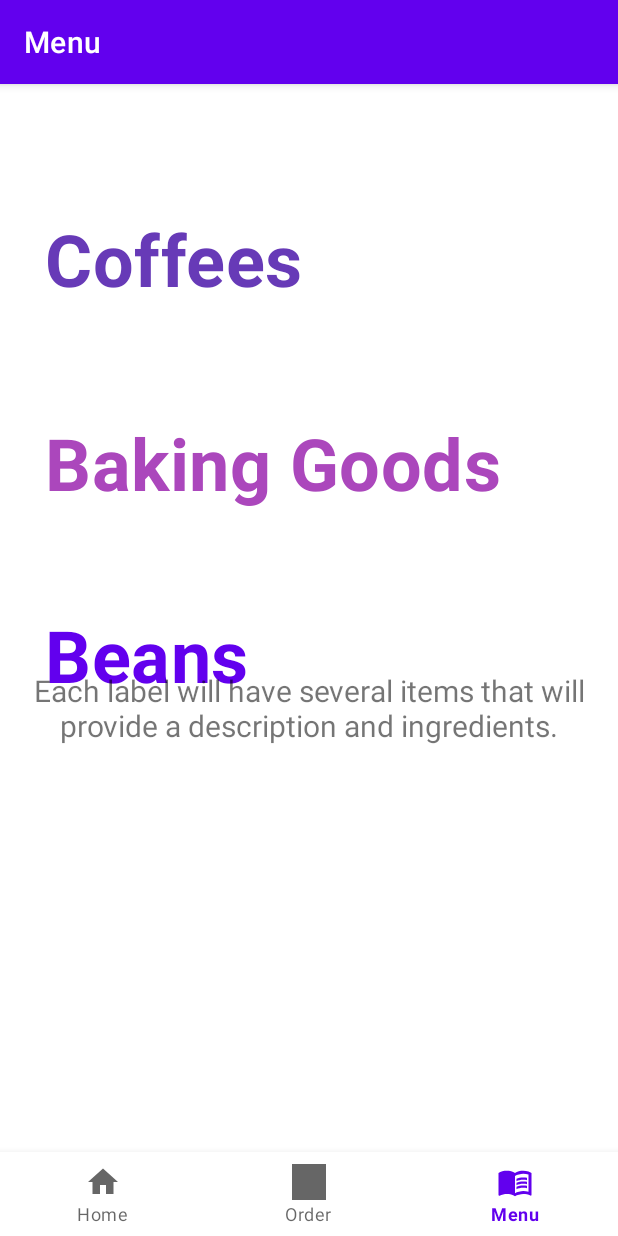
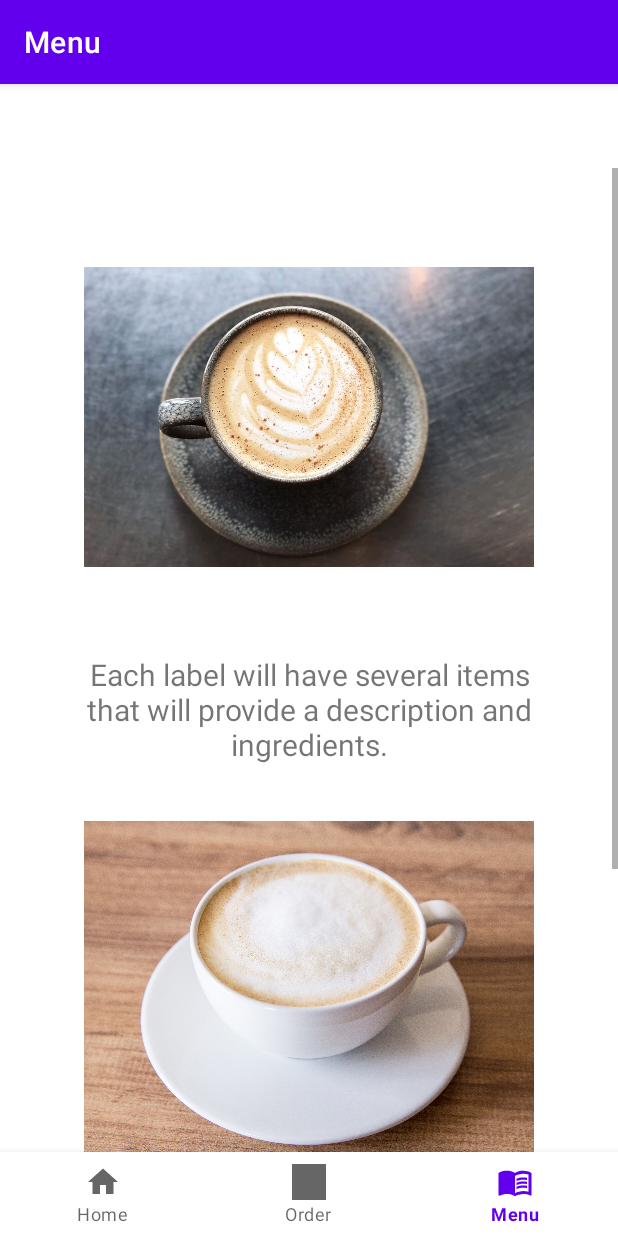
Before and after one commit to a4kashs/CoffeeShopPrototype, an Android app: the MenuFragment screen opened through its navigation route, on a phone screen of 412 x 824 dp. Run offline under Robolectric (Android 15) with nearby library versions, the phone set to English and light mode, and no system bars; our stand-ins replace navigation-ui.

Commit message:
Added items to menu

```diff
--- a/app/src/main/res/layout/fragment_menu.xml
+++ b/app/src/main/res/layout/fragment_menu.xml
@@ -6,53 +6,90 @@
     android:layout_height="match_parent"
     tools:context=".ui.menu.MenuFragment">
 
-    <TextView
-        android:id="@+id/coffee_label"
-        android:layout_width="wrap_content"
+<!--    <TextView-->
+<!--        android:id="@+id/coffee_label"-->
+<!--        android:layout_width="wrap_content"-->
+<!--        android:layout_height="wrap_content"-->
+<!--        android:layout_gravity="center_horizontal"-->
+<!--        android:layout_marginTop="28dp"-->
+<!--        android:text="@string/coffees"-->
+<!--        android:textAppearance="?attr/textAppearanceHeadline4"-->
+<!--        android:textColor="@color/pink_950"-->
+<!--        android:textSize="48sp"-->
+<!--        android:textStyle="bold"-->
+<!--        app:layout_constraintEnd_toEndOf="parent"-->
+<!--        app:layout_constraintHorizontal_bias="0.125"-->
+<!--        app:layout_constraintStart_toStartOf="parent"-->
+<!--        app:layout_constraintTop_toTopOf="parent" />-->
+
+<!--    <TextView-->
+<!--        android:id="@+id/coffee_label2"-->
+<!--        android:layout_width="wrap_content"-->
+<!--        android:layout_height="wrap_content"-->
+<!--        android:layout_gravity="center_horizontal"-->
+<!--        android:layout_marginTop="164dp"-->
+<!--        android:text="@string/baking_goods"-->
+<!--        android:textAppearance="?attr/textAppearanceHeadline4"-->
+<!--        android:textColor="@color/purple_400"-->
+<!--        android:textSize="48sp"-->
+<!--        android:textStyle="bold"-->
+<!--        app:layout_constraintEnd_toEndOf="parent"-->
+<!--        app:layout_constraintHorizontal_bias="0.28"-->
+<!--        app:layout_constraintStart_toStartOf="parent"-->
+<!--        app:layout_constraintTop_toTopOf="parent" />-->
+
+<!--    <TextView-->
+<!--        android:id="@+id/coffee_label3"-->
+<!--        android:layout_width="wrap_content"-->
+<!--        android:layout_height="wrap_content"-->
+<!--        android:layout_gravity="center_horizontal"-->
+<!--        android:layout_marginTop="292dp"-->
+<!--        android:text="@string/beans"-->
+<!--        android:textAppearance="?attr/textAppearanceHeadline4"-->
+<!--        android:textColor="@color/purple_500"-->
+<!--        android:textSize="48sp"-->
+<!--        android:textStyle="bold"-->
+<!--        app:layout_constraintEnd_toEndOf="parent"-->
+<!--        app:layout_constraintHorizontal_bias="0.109"-->
+<!--        app:layout_constraintStart_toStartOf="parent"-->
+<!--        app:layout_constraintTop_toTopOf="parent" />-->
+
+<!--    <TextView-->
+<!--        android:id="@+id/text_menu"-->
+<!--        android:layout_width="match_parent"-->
+<!--        android:layout_height="wrap_content"-->
+<!--        android:layout_marginStart="8dp"-->
+<!--        android:layout_marginTop="8dp"-->
+<!--        android:layout_marginEnd="8dp"-->
+<!--        android:textAlignment="center"-->
+<!--        android:textSize="20sp"-->
+<!--        app:layout_constraintBottom_toBottomOf="parent"-->
+<!--        app:layout_constraintEnd_toEndOf="parent"-->
+<!--        app:layout_constraintStart_toStartOf="parent"-->
+<!--        app:layout_constraintTop_toTopOf="parent" />-->
+
+    <ScrollView
+        android:layout_width="match_parent"
+        android:layout_height="match_parent"
+        tools:layout_editor_absoluteX="156dp"
+        tools:layout_editor_absoluteY="105dp">
+
+        <LinearLayout
+            android:layout_width="match_parent"
             android:layout_height="wrap_content"
+            android:orientation="vertical"
+            android:padding="@dimen/side_margin">
+
+            <ImageView
+                android:id="@+id/latte"
+                android:layout_width="@dimen/image_size"
+                android:layout_height="@dimen/image_size"
                 android:layout_gravity="center_horizontal"
-        android:layout_marginTop="28dp"
-        android:text="@string/coffees"
-        android:textAppearance="?attr/textAppearanceHeadline4"
-        android:textColor="@color/pink_950"
-        android:textSize="48sp"
-        android:textStyle="bold"
-        app:layout_constraintEnd_toEndOf="parent"
-        app:layout_constraintHorizontal_bias="0.125"
-        app:layout_constraintStart_toStartOf="parent"
-        app:layout_constraintTop_toTopOf="parent" />
-
-    <TextView
-        android:id="@+id/coffee_label2"
-        android:layout_width="wrap_content"
-        android:layout_height="wrap_content"
-        android:layout_gravity="center_horizontal"
-        android:layout_marginTop="164dp"
-        android:text="@string/baking_goods"
-        android:textAppearance="?attr/textAppearanceHeadline4"
-        android:textColor="@color/purple_400"
-        android:textSize="48sp"
-        android:textStyle="bold"
-        app:layout_constraintEnd_toEndOf="parent"
-        app:layout_constraintHorizontal_bias="0.28"
-        app:layout_constraintStart_toStartOf="parent"
-        app:layout_constraintTop_toTopOf="parent" />
-
-    <TextView
-        android:id="@+id/coffee_label3"
-        android:layout_width="wrap_content"
-        android:layout_height="wrap_content"
-        android:layout_gravity="center_horizontal"
-        android:layout_marginTop="292dp"
-        android:text="@string/beans"
-        android:textAppearance="?attr/textAppearanceHeadline4"
-        android:textColor="@color/purple_500"
-        android:textSize="48sp"
-        android:textStyle="bold"
-        app:layout_constraintEnd_toEndOf="parent"
-        app:layout_constraintHorizontal_bias="0.109"
-        app:layout_constraintStart_toStartOf="parent"
-        app:layout_constraintTop_toTopOf="parent" />
+                android:scaleType="centerInside"
+                android:contentDescription="@string/latte"
+                android:src="@drawable/latte"
+                tools:layout_editor_absoluteX="164dp"
+                tools:layout_editor_absoluteY="315dp" />
 
             <TextView
                 android:id="@+id/text_menu"
@@ -63,8 +100,63 @@
                 android:layout_marginEnd="8dp"
                 android:textAlignment="center"
                 android:textSize="20sp"
+                android:text="@string/latte_description"
                 app:layout_constraintBottom_toBottomOf="parent"
                 app:layout_constraintEnd_toEndOf="parent"
                 app:layout_constraintStart_toStartOf="parent"
                 app:layout_constraintTop_toTopOf="parent" />
+
+            <ImageView
+                android:id="@+id/cappuccino"
+                android:layout_width="@dimen/image_size"
+                android:layout_height="@dimen/image_size"
+                android:layout_gravity="center_horizontal"
+                android:scaleType="centerInside"
+                android:contentDescription="@string/cappuccino"
+                android:src="@drawable/cappuccino"
+                tools:layout_editor_absoluteX="164dp"
+                tools:layout_editor_absoluteY="315dp" />
+
+            <TextView
+                android:id="@+id/text_menu2"
+                android:layout_width="match_parent"
+                android:layout_height="wrap_content"
+                android:layout_marginStart="8dp"
+                android:layout_marginTop="8dp"
+                android:layout_marginEnd="8dp"
+                android:textAlignment="center"
+                android:textSize="20sp"
+                android:text="@string/cappuccino_description"
+                app:layout_constraintBottom_toBottomOf="parent"
+                app:layout_constraintEnd_toEndOf="parent"
+                app:layout_constraintStart_toStartOf="parent"
+                app:layout_constraintTop_toTopOf="parent" />
+
+            <ImageView
+                android:id="@+id/black_coffee"
+                android:layout_width="@dimen/image_size"
+                android:layout_height="@dimen/image_size"
+                android:layout_gravity="center_horizontal"
+                android:scaleType="centerInside"
+                android:contentDescription="@string/black_coffee"
+                android:src="@drawable/black_coffee"
+                tools:layout_editor_absoluteX="164dp"
+                tools:layout_editor_absoluteY="315dp" />
+
+            <TextView
+                android:id="@+id/text_menu3"
+                android:layout_width="match_parent"
+                android:layout_height="wrap_content"
+                android:layout_marginStart="8dp"
+                android:layout_marginTop="8dp"
+                android:layout_marginEnd="8dp"
+                android:textAlignment="center"
+                android:textSize="20sp"
+                android:text="@string/black_coffee_description"
+                app:layout_constraintBottom_toBottomOf="parent"
+                app:layout_constraintEnd_toEndOf="parent"
+                app:layout_constraintStart_toStartOf="parent"
+                app:layout_constraintTop_toTopOf="parent" />
+        </LinearLayout>
+    </ScrollView>
 </androidx.constraintlayout.widget.ConstraintLayout>
--- a/app/src/main/res/values/strings.xml
+++ b/app/src/main/res/values/strings.xml
@@ -37,6 +37,9 @@
     <string name="coffees">Coffees</string>
     <string name="baking_goods">Baking Goods</string>
     <string name="beans">Beans</string>
+    <string name="black_coffee_description">This is a black coffee</string>
+    <string name="cappuccino_description">This is a cappuccino</string>
+    <string name="latte_description">This is a latte</string>
 
 
 </resources>
```
Also changed, not shown: app/src/main/res/drawable/black_coffee.jpg (added), app/src/main/res/drawable/cappuccino.jpg (added), app/src/main/res/drawable/latte.jpg (added). Lines whose indentation alone changed are shown as unchanged.
